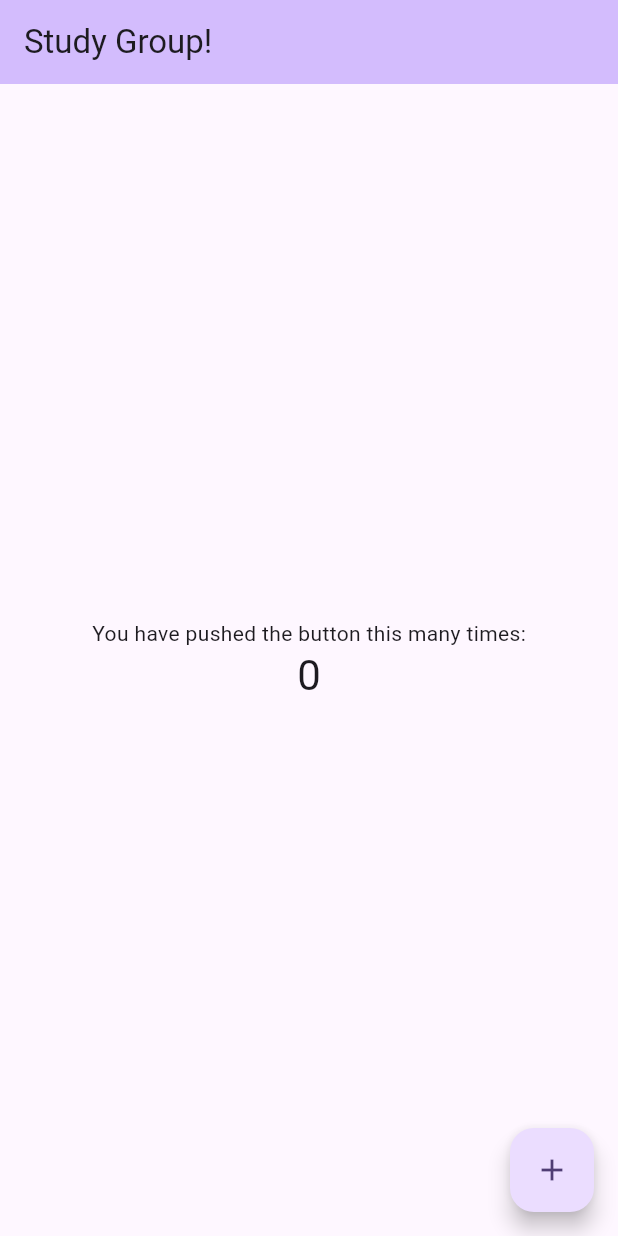
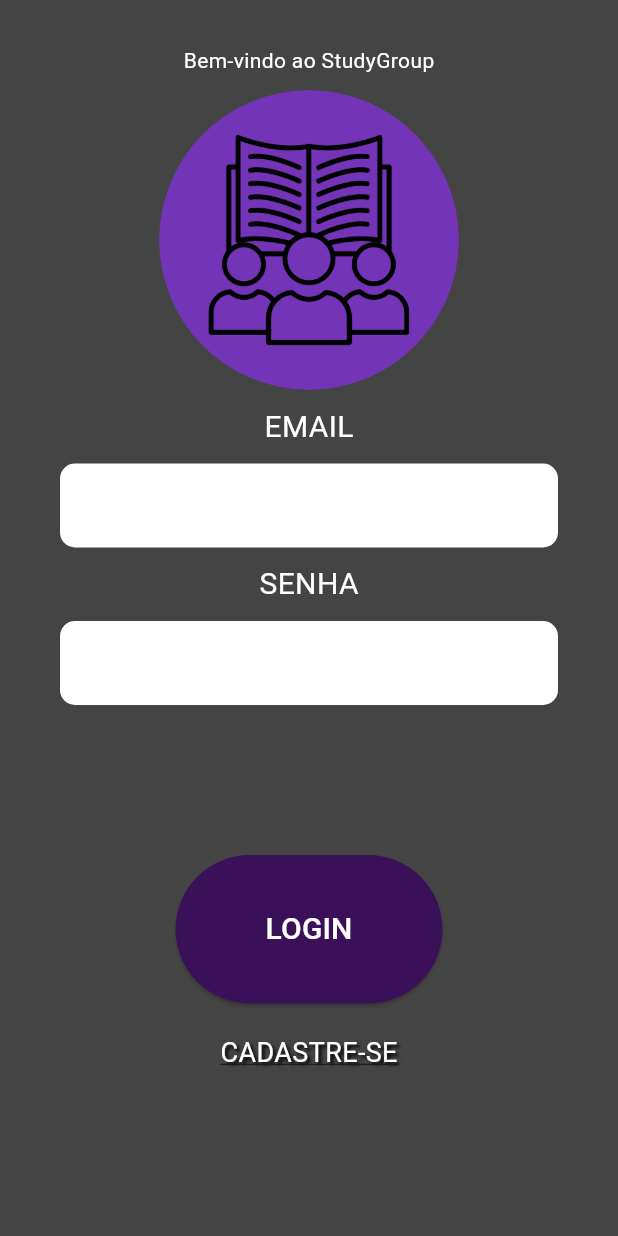
Before and after one commit to Italloprog/TCC-StudyGroup, a Flutter app: the screen it shows after launch, on a phone screen of 412 x 824 dp. Run offline on Flutter 3.47's test engine with Material 3 defaults, Android fonts, the phone set to English and light mode, and no system bars.

Commit message:
primeira tela, e widgets

```diff
--- a/frontend/study_group/lib/main.dart
+++ b/frontend/study_group/lib/main.dart
@@ -1,4 +1,5 @@
 import 'package:flutter/material.dart';
+import 'package:study_group/views/pages/login.dart';
 
 void main() {
   runApp(const MyApp());
@@ -6,120 +7,29 @@ void main() {
 
 class MyApp extends StatelessWidget {
   const MyApp({super.key});
-
-  // This widget is the root of your application.
   @override
   Widget build(BuildContext context) {
     return MaterialApp(
-      title: 'Flutter Demo',
+      title: 'Study Group',
+      themeMode: ThemeMode.dark,
       theme: ThemeData(
-        // This is the theme of your application.
-        //
-        // TRY THIS: Try running your application with "flutter run". You'll see
-        // the application has a purple toolbar. Then, without quitting the app,
-        // try changing the seedColor in the colorScheme below to Colors.green
-        // and then invoke "hot reload" (save your changes or press the "hot
-        // reload" button in a Flutter-supported IDE, or press "r" if you used
-        // the command line to start the app).
-        //
-        // Notice that the counter didn't reset back to zero; the application
-        // state is not lost during the reload. To reset the state, use hot
-        // restart instead.
-        //
-        // This works for code too, not just values: Most code changes can be
-        // tested with just a hot reload.
+
         colorScheme: ColorScheme.fromSeed(seedColor: Colors.deepPurple),
         useMaterial3: true,
+        scaffoldBackgroundColor: const Color.fromARGB(255, 68, 68, 68),
+        textTheme: const TextTheme(
+          bodyLarge: TextStyle(color: Colors.white),
+          bodyMedium: TextStyle(color: Colors.white),
+          bodySmall: TextStyle(color: Colors.white),
+        ),
       ),
-      home: const MyHomePage(title: 'Study Group!'),
+      debugShowCheckedModeBanner: false,
+
+      initialRoute: '/login',
+      routes: {
+        '/login' : (context) => const LoginPage(),
+      },
+
     );
   }
 }
-
-class MyHomePage extends StatefulWidget {
-  const MyHomePage({super.key, required this.title});
-
-  // This widget is the home page of your application. It is stateful, meaning
-  // that it has a State object (defined below) that contains fields that affect
-  // how it looks.
-
-  // This class is the configuration for the state. It holds the values (in this
-  // case the title) provided by the parent (in this case the App widget) and
-  // used by the build method of the State. Fields in a Widget subclass are
-  // always marked "final".
-
-  final String title;
-
-  @override
-  State<MyHomePage> createState() => _MyHomePageState();
-}
-
-class _MyHomePageState extends State<MyHomePage> {
-  int _counter = 0;
-
-  void _incrementCounter() {
-    setState(() {
-      // This call to setState tells the Flutter framework that something has
-      // changed in this State, which causes it to rerun the build method below
-      // so that the display can reflect the updated values. If we changed
-      // _counter without calling setState(), then the build method would not be
-      // called again, and so nothing would appear to happen.
-      _counter++;
-    });
-  }
-
-  @override
-  Widget build(BuildContext context) {
-    // This method is rerun every time setState is called, for instance as done
-    // by the _incrementCounter method above.
-    //
-    // The Flutter framework has been optimized to make rerunning build methods
-    // fast, so that you can just rebuild anything that needs updating rather
-    // than having to individually change instances of widgets.
-    return Scaffold(
-      appBar: AppBar(
-        // TRY THIS: Try changing the color here to a specific color (to
-        // Colors.amber, perhaps?) and trigger a hot reload to see the AppBar
-        // change color while the other colors stay the same.
-        backgroundColor: Theme.of(context).colorScheme.inversePrimary,
-        // Here we take the value from the MyHomePage object that was created by
-        // the App.build method, and use it to set our appbar title.
-        title: Text(widget.title),
-      ),
-      body: Center(
-        // Center is a layout widget. It takes a single child and positions it
-        // in the middle of the parent.
-        child: Column(
-          // Column is also a layout widget. It takes a list of children and
-          // arranges them vertically. By default, it sizes itself to fit its
-          // children horizontally, and tries to be as tall as its parent.
-          //
-          // Column has various properties to control how it sizes itself and
-          // how it positions its children. Here we use mainAxisAlignment to
-          // center the children vertically; the main axis here is the vertical
-          // axis because Columns are vertical (the cross axis would be
-          // horizontal).
-          //
-          // TRY THIS: Invoke "debug painting" (choose the "Toggle Debug Paint"
-          // action in the IDE, or press "p" in the console), to see the
-          // wireframe for each widget.
-          mainAxisAlignment: MainAxisAlignment.center,
-          children: <Widget>[
-            const Text(
-              'You have pushed the button this many times:',
-            ),
-            Text(
-              '$_counter',
-              style: Theme.of(context).textTheme.headlineMedium,
-            ),
-          ],
-        ),
-      ),
-      floatingActionButton: FloatingActionButton(
-        onPressed: _incrementCounter,
-        tooltip: 'Increment',
-        child: const Icon(Icons.add),
-      ), // This trailing comma makes auto-formatting nicer for build methods.
-    );
-  }
-}
--- /dev/null
+++ b/frontend/study_group/lib/views/pages/login.dart
@@ -0,0 +1,64 @@
+import 'package:flutter/material.dart';
+import 'package:study_group/views/widgets/botao.dart';
+import 'package:study_group/views/widgets/campo_texto.dart';
+
+class LoginPage extends StatefulWidget {
+  const LoginPage({super.key});
+
+  @override
+  State<LoginPage> createState() => _LoginPageState();
+}
+
+class _LoginPageState extends State<LoginPage> {
+  final TextEditingController _emailController = TextEditingController();
+  final TextEditingController _senhaController = TextEditingController();
+
+  @override
+  Widget build(BuildContext context) {
+    return Scaffold(
+      body: Padding(
+        padding: EdgeInsets.only(top: 30),
+        child: Center(
+          child: Column(
+            children: [
+              Text('Bem-vindo ao StudyGroup'),
+              Container(
+                margin: EdgeInsets.all(10),
+                width: 200,
+                height: 200,
+                child: ClipOval(child: Image.asset('lib/assets/iconeApp2.png',)),
+              ),
+
+              CampoTexto(controller: _emailController, label: 'EMAIL'),
+
+              CampoTexto(controller: _senhaController, label: 'SENHA'),
+
+              SizedBox(
+                height: 90,
+              ),
+
+              Botao(label: 'LOGIN', onPressed: (){}),
+
+              SizedBox(
+                height: 20,
+              ),
+
+              InkWell(
+                onTap: (){},
+                child: Text('CADASTRE-SE',
+                style: TextStyle(
+                  fontSize: 18,
+                  decoration: TextDecoration.underline,
+                  shadows: [Shadow(offset: Offset(2, 2), blurRadius: 2.0, color: Colors.black,),
+                ],),),
+              ),
+
+
+            ],
+          ),
+        ),
+      ),
+
+    );
+  }
+}
--- /dev/null
+++ b/frontend/study_group/lib/views/widgets/botao.dart
@@ -0,0 +1,32 @@
+import 'package:flutter/material.dart';
+
+class Botao extends StatefulWidget {
+  const Botao({super.key, required this.label, required this.onPressed});
+
+  final String label;
+  final VoidCallback onPressed;
+
+  @override
+  State<Botao> createState() => _BotaoState();
+}
+
+class _BotaoState extends State<Botao> {
+  @override
+  Widget build(BuildContext context) {
+    return ElevatedButton(
+      style: ElevatedButton.styleFrom(
+        backgroundColor: const Color.fromARGB(255, 58, 17, 89),
+        padding: const EdgeInsets.symmetric(horizontal: 60, vertical: 35),
+      ),
+      onPressed: widget.onPressed,
+      child: Text(
+        widget.label,
+        style: const TextStyle(
+          fontSize: 20,
+          color: Color.fromARGB(255, 255, 255, 255),
+        ),
+      ),
+
+    );
+  }
+}
--- /dev/null
+++ b/frontend/study_group/lib/views/widgets/campo_imagem.dart
@@ -0,0 +1,15 @@
+import 'package:flutter/material.dart';
+
+class CampoImagem extends StatefulWidget {
+  const CampoImagem({super.key});
+
+  @override
+  State<CampoImagem> createState() => _CampoImagemState();
+}
+
+class _CampoImagemState extends State<CampoImagem> {
+  @override
+  Widget build(BuildContext context) {
+    return const Placeholder();
+  }
+}
--- /dev/null
+++ b/frontend/study_group/lib/views/widgets/campo_selecao.dart
@@ -0,0 +1,15 @@
+import 'package:flutter/material.dart';
+
+class CampoSelecao extends StatefulWidget {
+  const CampoSelecao({super.key});
+
+  @override
+  State<CampoSelecao> createState() => _CampoSelecaoState();
+}
+
+class _CampoSelecaoState extends State<CampoSelecao> {
+  @override
+  Widget build(BuildContext context) {
+    return const Placeholder();
+  }
+}
--- /dev/null
+++ b/frontend/study_group/lib/views/widgets/campo_texto.dart
@@ -0,0 +1,46 @@
+import 'package:flutter/material.dart';
+
+class CampoTexto extends StatefulWidget {
+  const CampoTexto({super.key, this.label, required this.controller});
+
+  final String? label;
+  final TextEditingController controller;
+
+  @override
+  State<CampoTexto> createState() => _CampoTextoState();
+}
+
+class _CampoTextoState extends State<CampoTexto> {
+  @override
+  Widget build(BuildContext context) {
+    return Center(
+      child:  Column(
+        children: [
+          if (widget.label != null) Text(widget.label!, style: const TextStyle(fontSize: 20),),
+          Container(
+            margin: const EdgeInsets.only(top: 10, bottom: 10, left: 40, right: 40),
+            child: TextFormField(
+              controller: widget.controller,
+              style: const TextStyle(color: Color.fromARGB(255, 0, 0, 0)),
+              decoration: InputDecoration(
+                filled: true,
+                fillColor: const Color.fromARGB(255, 255, 255, 255),
+                border: const OutlineInputBorder(
+                  borderRadius: BorderRadius.all(Radius.circular(10)),
+                  borderSide: BorderSide.none,
+                ),
+              ),
+              validator: (value) {
+                if (value == null || value.isEmpty) {
+                  return 'Campo obrigatório';
+                }
+                return null;
+              },
+            ),
+          )
+
+        ],
+      ),
+    );
+  }
+}
--- /dev/null
+++ b/frontend/study_group/lib/views/widgets/drawer_base.dart
@@ -0,0 +1,15 @@
+import 'package:flutter/material.dart';
+
+class DrawerBase extends StatefulWidget {
+  const DrawerBase({super.key});
+
+  @override
+  State<DrawerBase> createState() => _DrawerBaseState();
+}
+
+class _DrawerBaseState extends State<DrawerBase> {
+  @override
+  Widget build(BuildContext context) {
+    return const Placeholder();
+  }
+}
--- /dev/null
+++ b/frontend/study_group/lib/views/widgets/scafolld_base.dart
@@ -0,0 +1,15 @@
+import 'package:flutter/material.dart';
+
+class ScafolldBase extends StatefulWidget {
+  const ScafolldBase({super.key});
+
+  @override
+  State<ScafolldBase> createState() => _ScafolldBaseState();
+}
+
+class _ScafolldBaseState extends State<ScafolldBase> {
+  @override
+  Widget build(BuildContext context) {
+    return const Placeholder();
+  }
+}
```
Also changed, not shown: frontend/study_group/pubspec.yaml (+4 -3 lines), frontend/study_group/lib/assets/iconeApp.png (added), frontend/study_group/lib/assets/iconeApp2.png (added).
